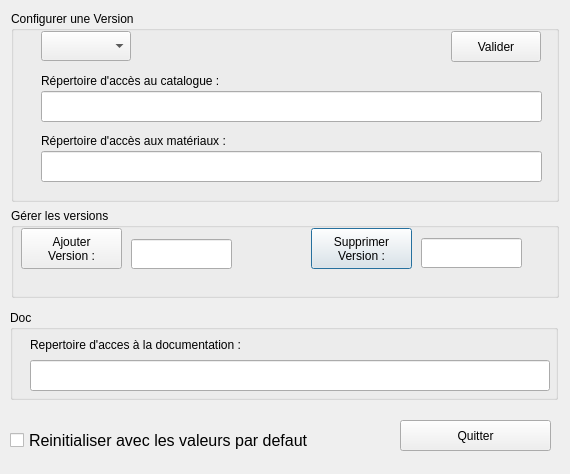
SalomePlatform/eficas_tools, file UiQT4/OptionsEditeur.ui: the form before one commit.
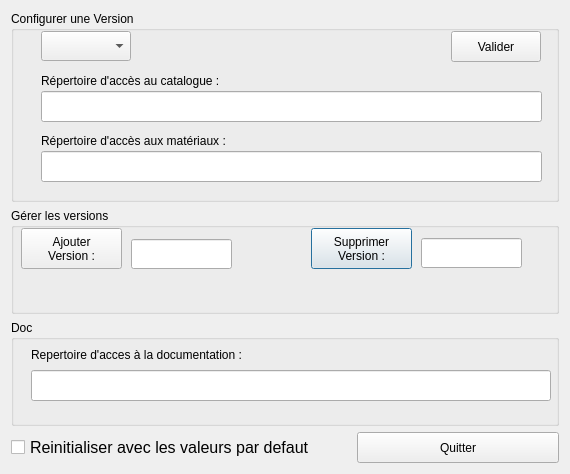
The form after the commit.

Patch:
```diff
--- a/UiQT4/OptionsEditeur.ui
+++ b/UiQT4/OptionsEditeur.ui
@@ -15,14 +15,14 @@
     <property name="windowTitle" >
       <string>Options Aster</string>
     </property>
+  <layout class="QGridLayout" name="gridLayout" >
+   <item row="0" column="0" colspan="2" >
     <widget class="QGroupBox" name="groupBox1" >
-      <property name="geometry" >
-        <rect>
-          <x>11</x>
-          <y>11</y>
+     <property name="minimumSize" >
+      <size>
           <width>548</width>
           <height>191</height>
-        </rect>
+      </size>
       </property>
       <property name="title" >
         <string>Configurer une Version</string>
@@ -78,6 +78,12 @@
             <height>31</height>
           </rect>
         </property>
+      <property name="minimumSize" >
+       <size>
+        <width>501</width>
+        <height>31</height>
+       </size>
+      </property>
         <property name="text" >
           <string/>
         </property>
@@ -91,6 +97,12 @@
             <height>31</height>
           </rect>
         </property>
+      <property name="minimumSize" >
+       <size>
+        <width>501</width>
+        <height>31</height>
+       </size>
+      </property>
         <property name="text" >
           <string/>
         </property>
@@ -104,6 +116,12 @@
             <height>31</height>
           </rect>
         </property>
+      <property name="minimumSize" >
+       <size>
+        <width>90</width>
+        <height>31</height>
+       </size>
+      </property>
         <property name="text" >
           <string>Valider</string>
         </property>
@@ -112,14 +130,14 @@
         </property>
       </widget>
     </widget>
+   </item>
+   <item row="1" column="0" colspan="2" >
     <widget class="QGroupBox" name="groupBox2" >
-      <property name="geometry" >
-        <rect>
-          <x>11</x>
-          <y>208</y>
+     <property name="minimumSize" >
+      <size>
           <width>548</width>
           <height>90</height>
-        </rect>
+      </size>
       </property>
       <property name="title" >
         <string>Gérer les versions</string>
@@ -133,6 +151,12 @@
             <height>30</height>
           </rect>
         </property>
+      <property name="minimumSize" >
+       <size>
+        <width>101</width>
+        <height>30</height>
+       </size>
+      </property>
       </widget>
       <widget class="QLineEdit" name="LEVersionSup" >
         <property name="geometry" >
@@ -153,6 +177,12 @@
             <height>41</height>
           </rect>
         </property>
+      <property name="minimumSize" >
+       <size>
+        <width>101</width>
+        <height>41</height>
+       </size>
+      </property>
         <property name="text" >
           <string>Supprimer
 Version :</string>
@@ -167,39 +197,26 @@
             <height>41</height>
           </rect>
         </property>
+      <property name="minimumSize" >
+       <size>
+        <width>101</width>
+        <height>41</height>
+       </size>
+      </property>
         <property name="text" >
           <string>Ajouter
 Version :</string>
         </property>
       </widget>
     </widget>
-    <widget class="QPushButton" name="PBQuit" >
-      <property name="geometry" >
-        <rect>
-          <x>400</x>
-          <y>420</y>
-          <width>151</width>
-          <height>31</height>
-        </rect>
-      </property>
-      <property name="minimumSize" >
-        <size>
-          <width>0</width>
-          <height>30</height>
-        </size>
-      </property>
-      <property name="text" >
-        <string>Quitter</string>
-      </property>
-    </widget>
+   </item>
+   <item row="2" column="0" colspan="2" >
     <widget class="QGroupBox" name="groupBox3" >
-      <property name="geometry" >
-        <rect>
-          <x>10</x>
-          <y>310</y>
+     <property name="minimumSize" >
+      <size>
           <width>548</width>
           <height>90</height>
-        </rect>
+      </size>
       </property>
       <property name="title" >
         <string>Doc</string>
@@ -213,6 +230,12 @@
             <height>31</height>
           </rect>
         </property>
+      <property name="minimumSize" >
+       <size>
+        <width>520</width>
+        <height>31</height>
+       </size>
+      </property>
         <property name="text" >
           <string/>
         </property>
@@ -234,14 +257,14 @@
         </property>
       </widget>
     </widget>
+   </item>
+   <item row="3" column="0" >
     <widget class="QCheckBox" name="Bdefaut" >
-      <property name="geometry" >
-        <rect>
-          <x>10</x>
-          <y>430</y>
+     <property name="minimumSize" >
+      <size>
           <width>340</width>
           <height>20</height>
-        </rect>
+      </size>
       </property>
       <property name="font" >
         <font>
@@ -252,6 +275,21 @@
         <string>Reinitialiser avec les valeurs par defaut</string>
       </property>
     </widget>
+   </item>
+   <item row="3" column="1" >
+    <widget class="QPushButton" name="PBQuit" >
+     <property name="minimumSize" >
+      <size>
+       <width>151</width>
+       <height>31</height>
+      </size>
+     </property>
+     <property name="text" >
+      <string>Quitter</string>
+     </property>
+    </widget>
+   </item>
+  </layout>
   </widget>
   <layoutdefault spacing="6" margin="11" />
   <pixmapfunction>qPixmapFromMimeSource</pixmapfunction>
```
Left out of the diff: 7 changed lines with no effect on the pictures. Lines whose indentation alone changed are shown as unchanged.
